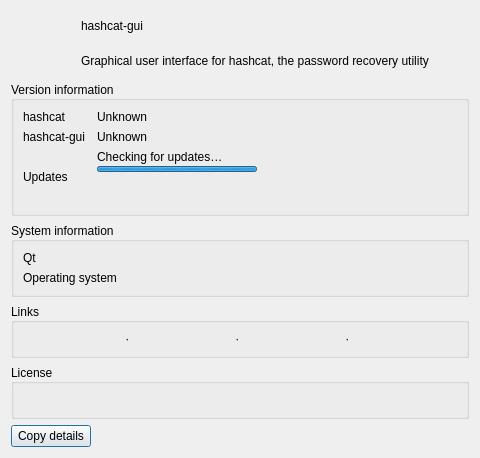
Qt form src/aboutdialog.ui (rgroesslinger/hashcat-gui) before a commit.
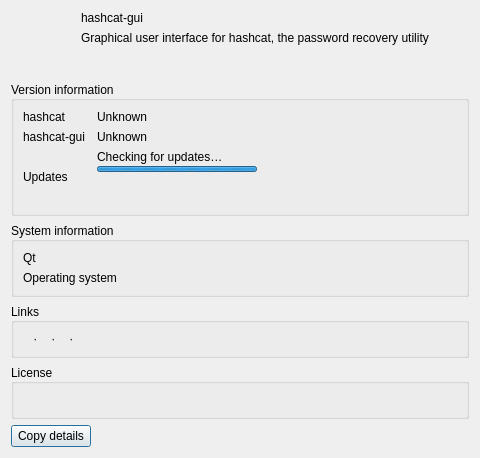
The same form after that commit.

Commit message:
Align group box content to the top
The attack tab's boxes sit in rows, so a shorter box was stretched by its
taller neighbours and Qt spread its children over the extra height.
Top-align the content of every attack-tab box and of the PCFG and table
setting grids next to their lists.

Grow the PCFG and table lists to 120 px so both show enough rows; the
window envelope grows by only 3 px.

Diff of the .ui file:
```diff
--- a/src/aboutdialog.ui
+++ b/src/aboutdialog.ui
@@ -19,6 +19,9 @@
   <layout class="QVBoxLayout" name="verticalLayout_4">
    <item>
     <layout class="QHBoxLayout" name="horizontalLayout_header">
+     <property name="alignment">
+      <set>Qt::AlignmentFlag::AlignTop</set>
+     </property>
      <item>
       <widget class="QLabel" name="label_logo">
        <property name="minimumSize">
@@ -40,6 +43,9 @@
      </item>
      <item>
       <layout class="QVBoxLayout" name="verticalLayout_header">
+       <property name="alignment">
+        <set>Qt::AlignmentFlag::AlignTop</set>
+       </property>
        <item>
         <widget class="QLabel" name="label_app_name">
          <property name="text">
@@ -314,6 +320,9 @@
       <bool>false</bool>
      </property>
      <layout class="QHBoxLayout" name="horizontalLayout_links">
+      <property name="alignment">
+       <set>Qt::AlignmentFlag::AlignTop</set>
+      </property>
       <property name="spacing">
        <number>0</number>
       </property>
@@ -432,6 +441,19 @@
         </property>
        </widget>
       </item>
+      <item>
+       <spacer name="horizontalSpacer_links">
+        <property name="orientation">
+         <enum>Qt::Orientation::Horizontal</enum>
+        </property>
+        <property name="sizeHint" stdset="0">
+         <size>
+          <width>40</width>
+          <height>0</height>
+         </size>
+        </property>
+       </spacer>
+      </item>
      </layout>
     </widget>
    </item>
```
Left out of the diff: 9 changed lines with no effect on the pictures. The commit also changes 3 other files.
